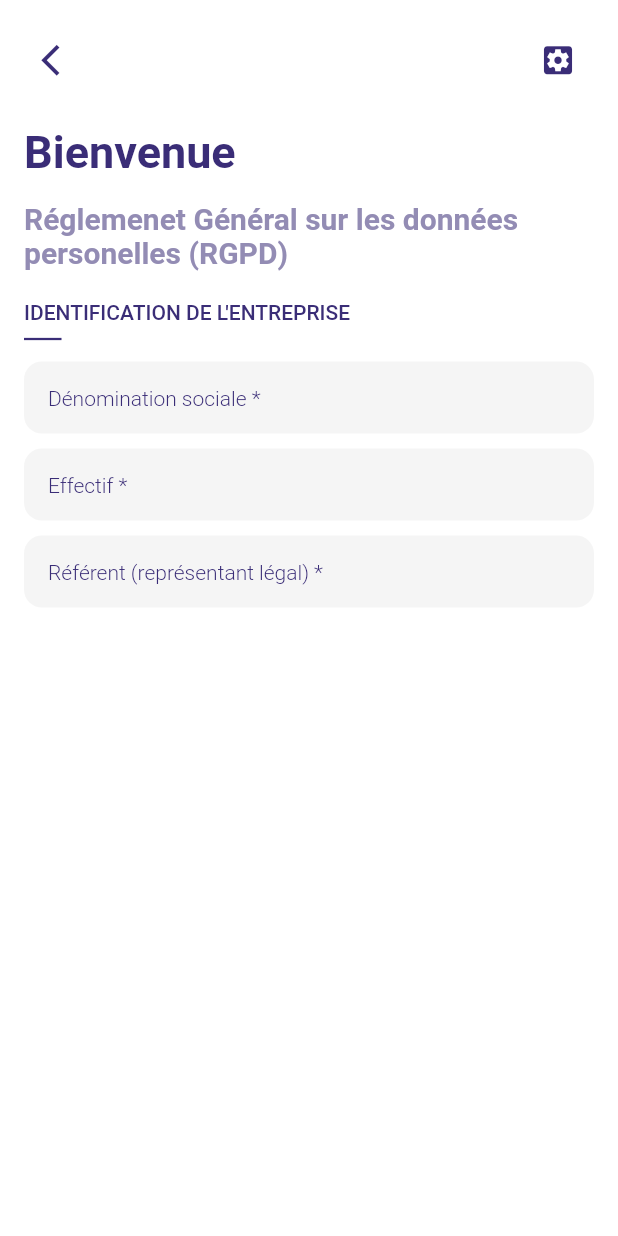
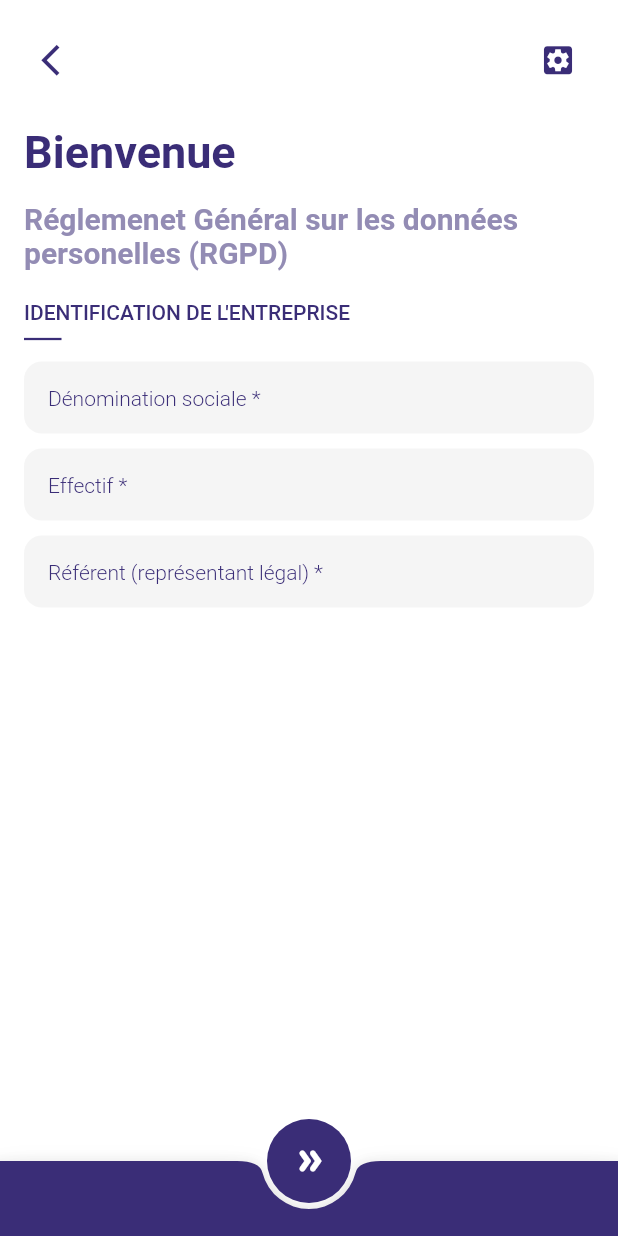
Before and after one commit to abdel7ak96/survey_app, a Flutter app: the screen it shows after launch, on a phone screen of 412 x 824 dp. Run offline on Flutter 3.47's test engine with Material 2 defaults, Android fonts, the phone set to English and light mode, and no system bars; our stand-ins replace dots_indicator.

Commit message:
do bottom button with bottomAppBar

```diff
--- a/lib/main.dart
+++ b/lib/main.dart
@@ -27,8 +27,7 @@ class AuthenticationScreen extends StatelessWidget {
     return Scaffold(
         backgroundColor: Colors.white,
         body: SafeArea(
-          child: ListView(
-            children: [
+          child: ListView(children: [
             Padding(
               padding: const EdgeInsets.all(16.0),
               child: Column(
@@ -97,12 +96,25 @@ class AuthenticationScreen extends StatelessWidget {
               ),
             ),
           ]),
-        ));
+        ),
+        floatingActionButtonLocation: FloatingActionButtonLocation.centerDocked,
+        floatingActionButton: FloatingActionButton(
+          onPressed: () => {},
+          child: Icon(Icons.double_arrow_rounded),
+          backgroundColor: Color.fromRGBO(58, 45, 119, 1),
+          elevation: 0,
+        ),
+        bottomNavigationBar: BottomAppBar(
+          shape: CircularNotchedRectangle(),
+          color: Color.fromRGBO(58, 45, 119, 1),
+          child: SizedBox(height: 50.0),
+        )
+        );
   }
 }
 
 class _InputField extends StatelessWidget {
-  const _InputField({Key? key, this.hintText=""}) : super(key: key);
+  const _InputField({Key? key, this.hintText = ""}) : super(key: key);
 
   final String hintText;
 
```
